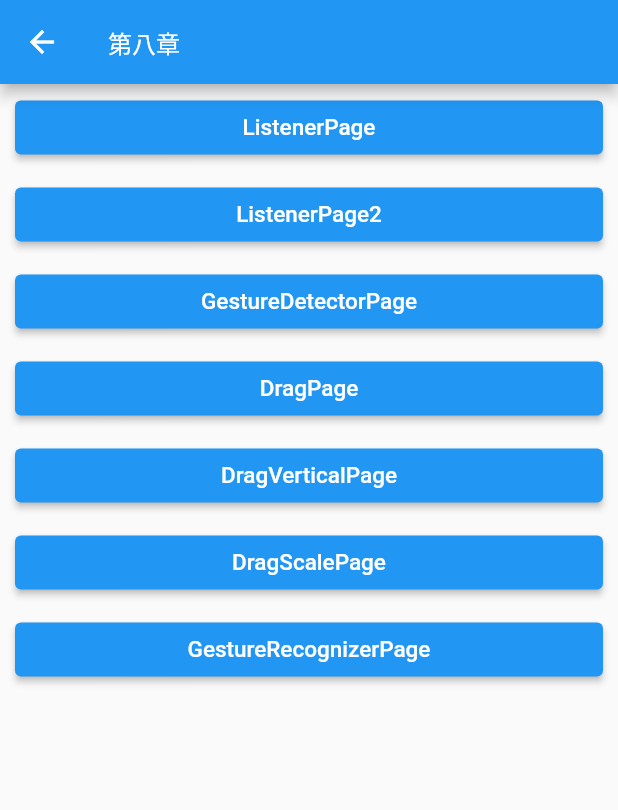
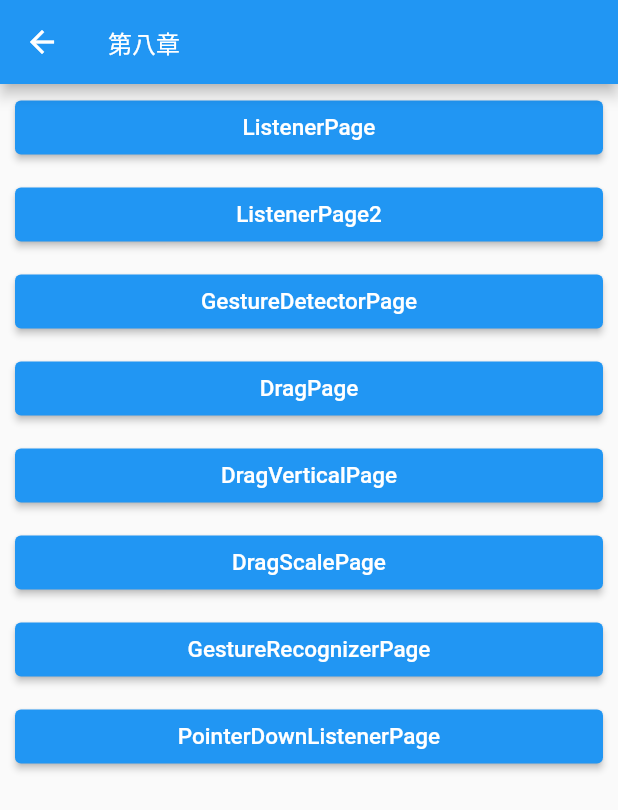
Before and after one commit to lxqljc/flutter_demo, a Flutter app: the Chapter08Page screen opened directly, on a phone screen of 412 x 824 dp. Shown: the top 810 px of the screen. Run offline on Flutter 3.47's test engine with Material 2 defaults, Android fonts, the phone set to English and light mode, and no system bars.

Commit message:
feat: 自定义监听

```diff
--- a/lib/chapter08/chapt08_page.dart
+++ b/lib/chapter08/chapt08_page.dart
@@ -36,6 +36,9 @@ class Chapter08Page extends StatelessWidget {
             case 'GestureRecognizerPage':
               RouteUtils.push(name: '/chapter08/GestureRecognizerPage');
               break;
+              case 'PointerDownListenerPage':
+              RouteUtils.push(name: '/chapter08/PointerDownListenerPage');
+              break;
           }
         },
         texts: const [
@@ -46,6 +49,7 @@ class Chapter08Page extends StatelessWidget {
           'DragVerticalPage',
           'DragScalePage',
           'GestureRecognizerPage',
+          'PointerDownListenerPage',
         ],
       ),
       title: '第八章',
--- a/lib/utils/route_utils.dart
+++ b/lib/utils/route_utils.dart
@@ -15,6 +15,7 @@ import 'package:flutter_demo/chapter08/gesture_detector_page.dart';
 import 'package:flutter_demo/chapter08/gesture_recognizer_page.dart';
 import 'package:flutter_demo/chapter08/listener_page.dart';
 import 'package:flutter_demo/chapter08/listener_page2.dart';
+import 'package:flutter_demo/chapter08/pointer_down_listener_page.dart';
 
 /// User: xiaoquanluo
 /// Date: 2023/1/20
@@ -63,6 +64,8 @@ class RouteUtils {
             return const DragScalePage();
           case '/chapter08/GestureRecognizerPage':
             return const GestureRecognizerPage();
+          case '/chapter08/PointerDownListenerPage':
+            return const PointerDownListenerPage();
         }
         return const SizedBox.shrink();
       }),
```
Also changed, not shown: lib/chapter08/pointer_down_listener_page.dart (added, +57 -0 lines).
